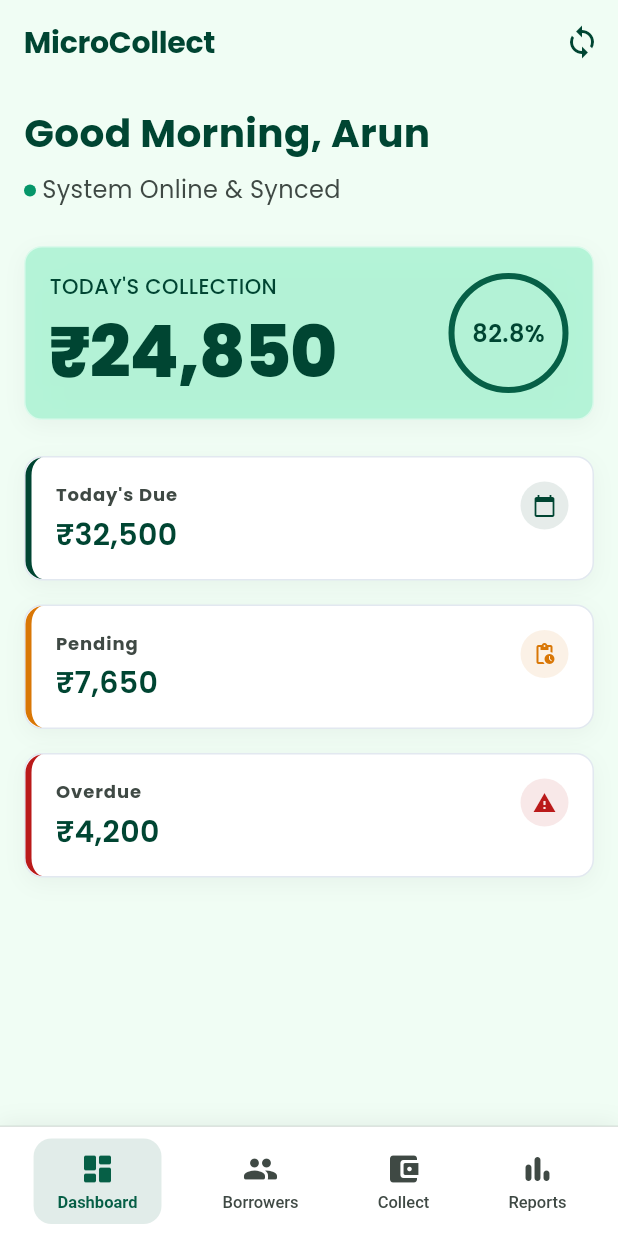
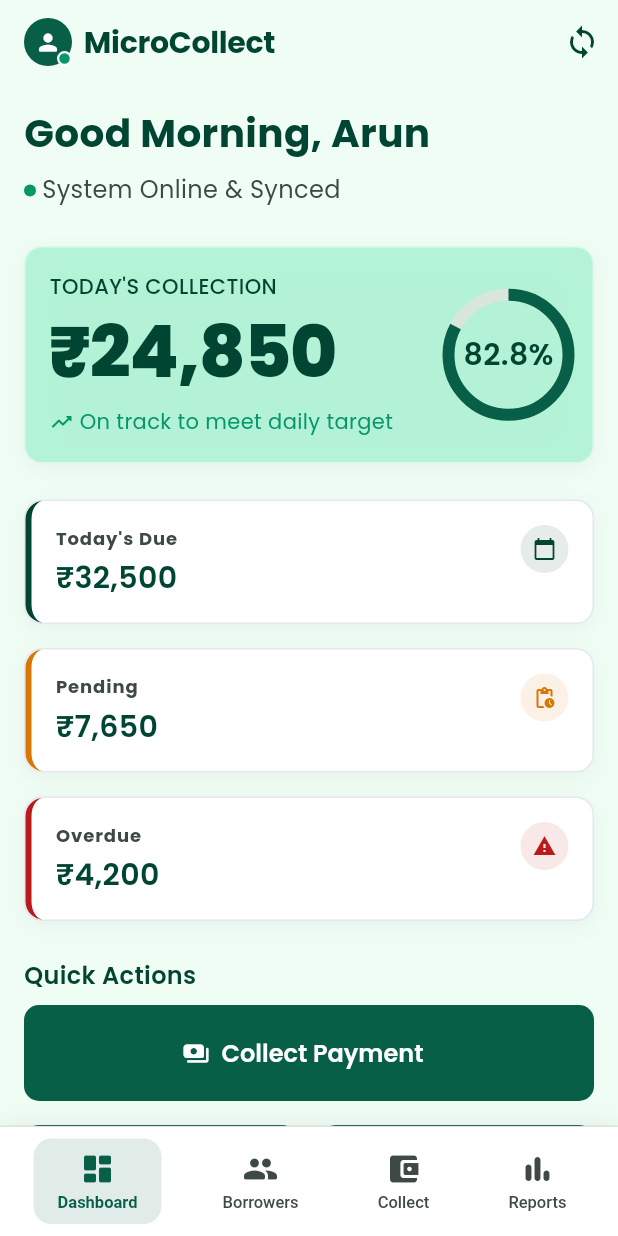
Before and after one commit to arunsanjeevms/Micro-Collect, a Flutter app: the screen it shows after launch, on a phone screen of 412 x 824 dp. Run offline on Flutter 3.47's test engine with Material 3 defaults, Android fonts, the phone set to English and light mode, and no system bars; our stand-ins replace fl_chart, flutter_riverpod, freezed_annotation, go_router, google_fonts, riverpod_annotation; generated files the repository leaves out were written again.

Commit message:
feat(dashboard): rebuild to match the live Stitch dashboard screen
Pulled the actual "Dashboard - Growth & Trust Theme" screen from the
reconnected Stitch project and diffed it against dashboard_screen.dart -
the data (₹24,850, 82.8%, ₹32,500/₹7,650/₹4,200) and card layout already
matched, but three things were missing:

- The hero card's percentage was a static bordered circle with no actual
  arc; it's now a real CircularProgressIndicator showing 82.8% filled,
  plus the "On track to meet daily target" trend line Stitch has under it.
- The entire Quick Actions section (a dominant "Collect Payment" button
  plus "Search Customer"/"New Loan" outlined buttons) didn't exist -
  the dashboard had no shortcuts into the app's other tabs at all.
- The app bar had no profile avatar. Stitch uses a photo of a specific
  stock model; used a generic person-icon avatar with the same
  circular + online-dot treatment instead of hotlinking that external
  image into the app.

Left the bottom navigation as the existing 4-tab Dashboard/Borrowers/
Collect/Reports structure - Stitch's dashboard shows a 5-tab nav (Home/
Collections/Customers/Loans/More) with an undefined "More" menu, which is
an app-wide navigation decision, not something this screen owns.

```diff
--- a/lib/features/dashboard/dashboard_screen.dart
+++ b/lib/features/dashboard/dashboard_screen.dart
@@ -1,4 +1,5 @@
 import 'package:flutter/material.dart';
+import 'package:go_router/go_router.dart';
 
 import '../../core/theme/app_colors.dart';
 import '../../core/theme/app_typography.dart';
@@ -13,7 +14,39 @@
   Widget build(BuildContext context) {
     return Scaffold(
       appBar: AppBar(
-        title: const Text('MicroCollect'),
+        title: Row(
+          mainAxisSize: MainAxisSize.min,
+          children: [
+            Stack(
+              children: [
+                const CircleAvatar(
+                  radius: 16,
+                  backgroundColor: AppColors.primaryContainer,
+                  child: Icon(
+                    Icons.person_rounded,
+                    size: 18,
+                    color: AppColors.white,
+                  ),
+                ),
+                Positioned(
+                  right: 0,
+                  bottom: 0,
+                  child: Container(
+                    width: 10,
+                    height: 10,
+                    decoration: BoxDecoration(
+                      color: AppColors.success,
+                      shape: BoxShape.circle,
+                      border: Border.all(color: AppColors.white, width: 1.5),
+                    ),
+                  ),
+                ),
+              ],
+            ),
+            const SizedBox(width: AppSpacing.sm),
+            const Text('MicroCollect'),
+          ],
+        ),
         actions: [IconButton(icon: const Icon(Icons.sync), onPressed: () {})],
       ),
       body: SingleChildScrollView(
@@ -72,26 +105,50 @@
                             color: AppColors.primary,
                           ),
                         ),
+                        const SizedBox(height: AppSpacing.sm),
+                        Row(
+                          mainAxisSize: MainAxisSize.min,
+                          children: [
+                            const Icon(
+                              Icons.trending_up_rounded,
+                              size: 16,
+                              color: AppColors.success,
+                            ),
+                            const SizedBox(width: AppSpacing.xs),
+                            Text(
+                              'On track to meet daily target',
+                              style: AppTypography.bodySm.copyWith(
+                                color: AppColors.success,
+                              ),
+                            ),
+                          ],
+                        ),
                       ],
                     ),
                   ),
-                  Container(
+                  SizedBox(
                     width: 80,
                     height: 80,
-                    decoration: BoxDecoration(
-                      shape: BoxShape.circle,
-                      border: Border.all(
-                        color: AppColors.primaryContainer,
-                        width: 4,
-                      ),
-                    ),
-                    child: Center(
-                      child: Text(
-                        '82.8%',
-                        style: AppTypography.titleMd.copyWith(
-                          color: AppColors.primary,
+                    child: Stack(
+                      alignment: Alignment.center,
+                      children: [
+                        SizedBox.expand(
+                          child: CircularProgressIndicator(
+                            value: 0.828,
+                            strokeWidth: 8,
+                            backgroundColor: AppColors.surfaceContainerHighest,
+                            valueColor: const AlwaysStoppedAnimation(
+                              AppColors.primaryContainer,
+                            ),
+                          ),
                         ),
-                      ),
+                        Text(
+                          '82.8%',
+                          style: AppTypography.titleLg.copyWith(
+                            color: AppColors.primary,
+                          ),
+                        ),
+                      ],
                     ),
                   ),
                 ],
@@ -120,6 +177,45 @@
               icon: Icons.warning,
               accentColor: AppColors.error,
             ),
+            const SizedBox(height: AppSpacing.lg),
+
+            // Quick Actions
+            Text(
+              'Quick Actions',
+              style: AppTypography.titleMd.copyWith(color: AppColors.primary),
+            ),
+            const SizedBox(height: AppSpacing.sm),
+            SizedBox(
+              width: double.infinity,
+              child: ElevatedButton.icon(
+                onPressed: () => context.go('/collections'),
+                icon: const Icon(Icons.payments_rounded),
+                label: const Text('Collect Payment'),
+                style: ElevatedButton.styleFrom(
+                  minimumSize: const Size.fromHeight(64),
+                ),
+              ),
+            ),
+            const SizedBox(height: AppSpacing.md),
+            Row(
+              children: [
+                Expanded(
+                  child: OutlinedButton.icon(
+                    onPressed: () => context.go('/borrowers'),
+                    icon: const Icon(Icons.search_rounded, size: 20),
+                    label: const Text('Search Customer'),
+                  ),
+                ),
+                const SizedBox(width: AppSpacing.md),
+                Expanded(
+                  child: OutlinedButton.icon(
+                    onPressed: () => context.go('/borrowers'),
+                    icon: const Icon(Icons.add_circle_rounded, size: 20),
+                    label: const Text('New Loan'),
+                  ),
+                ),
+              ],
+            ),
           ],
         ),
       ),
```
Also changed, not shown: 1 other file.
